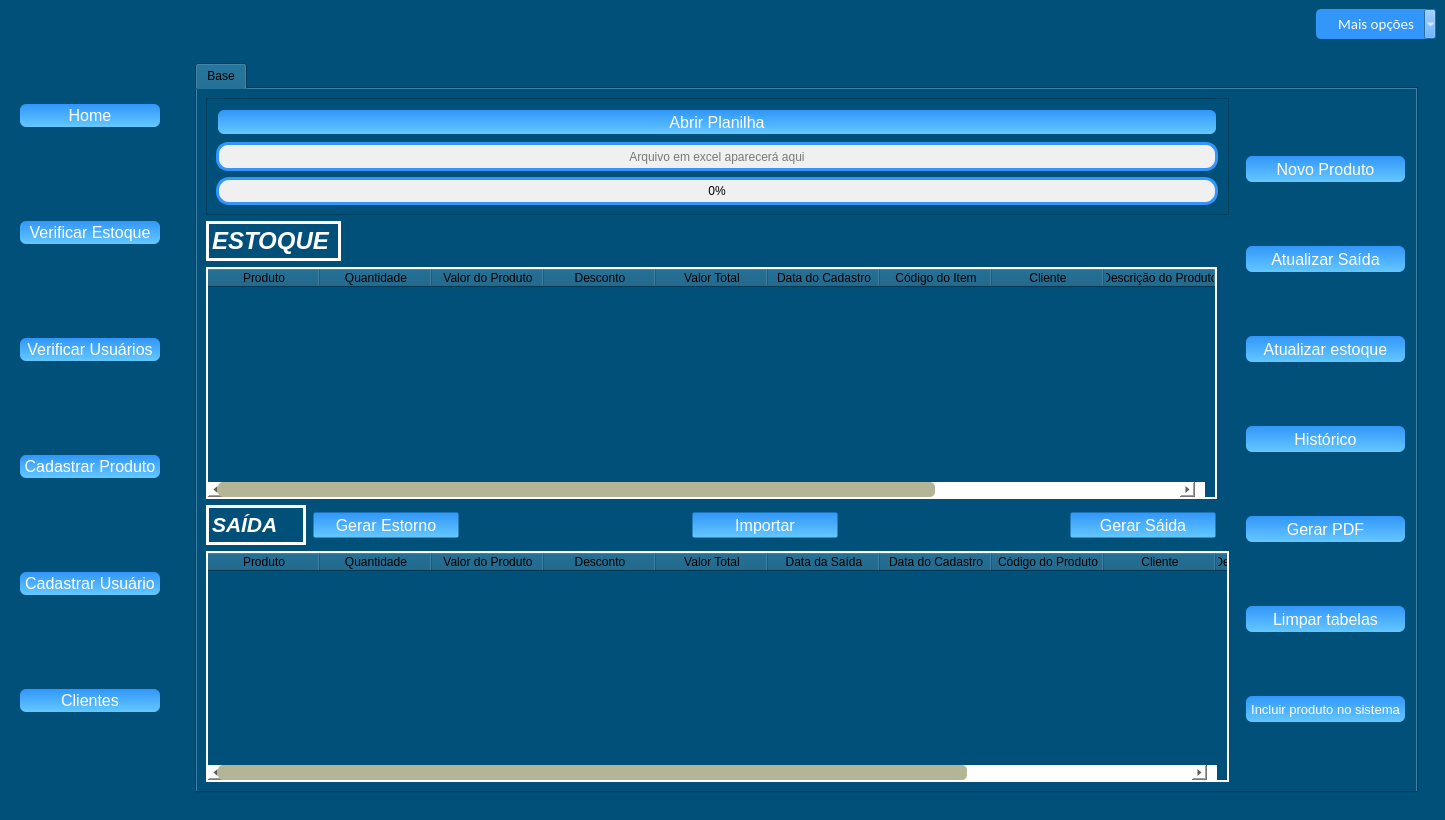
First picture: the form in novamaine.ui, repository KevenLucas025/ProjetoERP, before the edit.
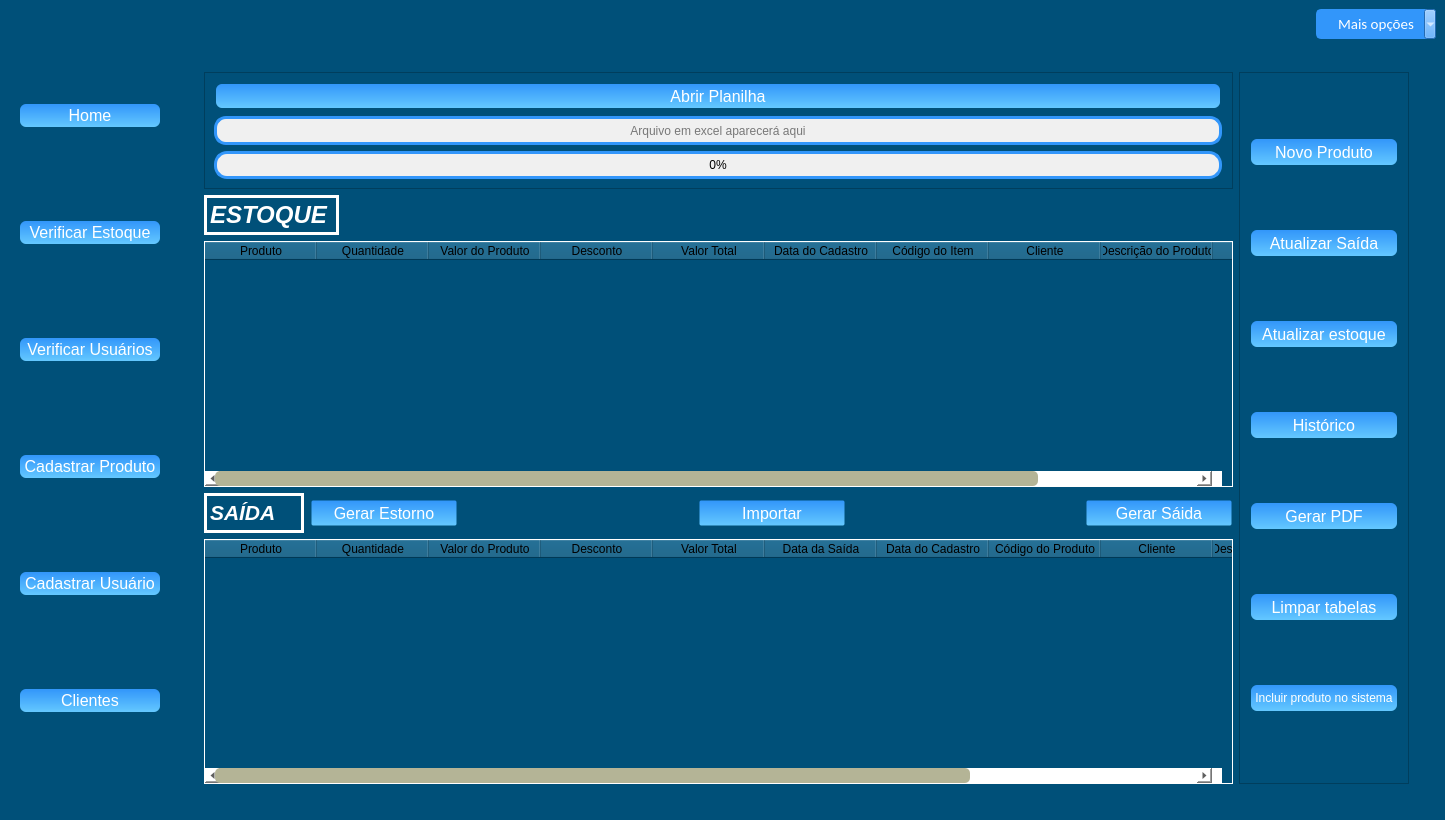
Second picture: the form after the edit. The open tabs and pages were chosen to show the change. Icons and pictures are not drawn.

The edit to the form file:
```diff
--- a/novamaine.ui
+++ b/novamaine.ui
@@ -377,6 +377,9 @@
       <property name="styleSheet">
        <string notr="true"/>
       </property>
+      <property name="frameShadow">
+       <enum>QFrame::Plain</enum>
+      </property>
       <widget class="QWidget" name="home_pag">
        <property name="sizePolicy">
         <sizepolicy hsizetype="Expanding" vsizetype="Expanding">
@@ -529,7 +532,17 @@
               </size>
              </property>
              <property name="styleSheet">
-              <string notr="true"/>
+              <string notr="true">QTabWidget::pane {
+    border: none;
+}
+
+
+QTabBar::tab {
+    width: 0;
+    height: 0;
+    border: none;
+}
+</string>
              </property>
              <property name="currentIndex">
               <number>0</number>
@@ -556,173 +569,29 @@
               <attribute name="title">
                <string>Base</string>
               </attribute>
-              <layout class="QGridLayout" name="gridLayout_7">
-               <item row="4" column="0" colspan="8">
-                <widget class="QTableWidget" name="table_saida">
-                 <property name="styleSheet">
-                  <string notr="true">/* Estiliza apenas o QTableView com objectName &quot;table_ativos&quot; */
-QTableView {
-    gridline-color: black;
-    border: 2px solid white;
-    color: black;
-    selection-color: white;
-}
-
-/* Estiliza a barra de rolagem horizontal */
-QTableView QScrollBar:horizontal {
-    border: none;
-    background-color: rgb(255, 255, 255);
-    height: 15px;
-    margin: 0px 10px 0px 10px;
-}
-
-/* Estiliza a barra de rolagem vertical */
-QTableView QScrollBar:vertical {
-    border: none;
-    background-color: rgb(255, 255, 255); /* branco */
-    width: 35px;
-    margin: 0px 10px 0px 10px;
-}
-
-/* Parte que você arrasta */
-QTableView QScrollBar::handle:vertical {
-    background-color: rgb(180, 180,150);  /* cinza */
-    min-height: 30px;
-	border-radius: 5px;
-}
-
-QTableView QScrollBar::handle:horizontal{
-	background-color: rgb(180,180,150);
-	min-height: 30px;
-	border-radius: 5px;
-}
-
-/* Remove os botões */
-QTableView QScrollBar::add-line:vertical,
-QTableView QScrollBar::sub-line:vertical {
-    height: 0px;
-    width: 0px;
-    border: none;
-    background: none;
-}
-
-QTableView QScrollBar::groove:horizontal{
-	background-color: rgb(100,240,240);
-	border-radius: 2px;
-	height: 15px;
-	margin: 0px 10px 0px 10px;
-}
-
-/* Estilo para item selecionado */
-QTableWidget::item:selected {
-    background-color: rgb(0, 120, 215);
-    color: white;
-}</string>
+              <layout class="QGridLayout" name="gridLayout_29">
+               <item row="0" column="6" rowspan="5">
+                <widget class="QFrame" name="frame_14">
+                 <property name="sizePolicy">
+                  <sizepolicy hsizetype="Expanding" vsizetype="Expanding">
+                   <horstretch>0</horstretch>
+                   <verstretch>0</verstretch>
+                  </sizepolicy>
+                 </property>
+                 <property name="maximumSize">
+                  <size>
+                   <width>170</width>
+                   <height>16777215</height>
+                  </size>
+                 </property>
+                 <property name="frameShape">
+                  <enum>QFrame::StyledPanel</enum>
                  </property>
                  <property name="frameShadow">
-                  <enum>QFrame::Sunken</enum>
+                  <enum>QFrame::Raised</enum>
                  </property>
-                 <property name="editTriggers">
-                  <set>QAbstractItemView::NoEditTriggers</set>
-                 </property>
-                 <property name="selectionMode">
-                  <enum>QAbstractItemView::ExtendedSelection</enum>
-                 </property>
-                 <property name="selectionBehavior">
-                  <enum>QAbstractItemView::SelectRows</enum>
-                 </property>
-                 <property name="cornerButtonEnabled">
-                  <bool>false</bool>
-                 </property>
-                 <attribute name="horizontalHeaderCascadingSectionResizes">
-                  <bool>false</bool>
-                 </attribute>
-                 <attribute name="horizontalHeaderDefaultSectionSize">
-                  <number>112</number>
-                 </attribute>
-                 <attribute name="verticalHeaderCascadingSectionResizes">
-                  <bool>false</bool>
-                 </attribute>
-                 <column>
-                  <property name="text">
-                   <string>Produto</string>
-                  </property>
-                 </column>
-                 <column>
-                  <property name="text">
-                   <string>Quantidade</string>
-                  </property>
-                 </column>
-                 <column>
-                  <property name="text">
-                   <string>Valor do Produto</string>
-                  </property>
-                 </column>
-                 <column>
-                  <property name="text">
-                   <string>Desconto</string>
-                  </property>
-                 </column>
-                 <column>
-                  <property name="text">
-                   <string>Valor Total</string>
-                  </property>
-                 </column>
-                 <column>
-                  <property name="text">
-                   <string>Data da Saída</string>
-                  </property>
-                 </column>
-                 <column>
-                  <property name="text">
-                   <string>Data do Cadastro</string>
-                  </property>
-                 </column>
-                 <column>
-                  <property name="text">
-                   <string>Código do Produto</string>
-                  </property>
-                 </column>
-                 <column>
-                  <property name="text">
-                   <string>Cliente</string>
-                  </property>
-                 </column>
-                 <column>
-                  <property name="text">
-                   <string>Descrição do Produto</string>
-                  </property>
-                 </column>
-                 <column>
-                  <property name="text">
-                   <string>Usuário</string>
-                  </property>
-                 </column>
-                 <column>
-                  <property name="text">
-                   <string>Status da Saída</string>
-                  </property>
-                 </column>
-                </widget>
-               </item>
-               <item row="0" column="8" rowspan="5">
-                <layout class="QVBoxLayout" name="verticalLayout_2">
-                 <property name="spacing">
-                  <number>6</number>
-                 </property>
-                 <property name="leftMargin">
-                  <number>9</number>
-                 </property>
-                 <property name="topMargin">
-                  <number>2</number>
-                 </property>
-                 <property name="rightMargin">
-                  <number>0</number>
-                 </property>
-                 <property name="bottomMargin">
-                  <number>0</number>
-                 </property>
-                 <item>
+                 <layout class="QGridLayout" name="gridLayout_17">
+                  <item row="0" column="0">
                   <widget class="QPushButton" name="btn_novo_produto">
                    <property name="sizePolicy">
                     <sizepolicy hsizetype="Expanding" vsizetype="Expanding">
@@ -758,7 +627,7 @@
                    </property>
                   </widget>
                  </item>
-                 <item>
+                  <item row="1" column="0">
                   <widget class="QPushButton" name="btn_atualizar_saida">
                    <property name="sizePolicy">
                     <sizepolicy hsizetype="Expanding" vsizetype="Expanding">
@@ -794,7 +663,7 @@
                    </property>
                   </widget>
                  </item>
-                 <item>
+                  <item row="2" column="0">
                   <widget class="QPushButton" name="btn_atualizar_estoque">
                    <property name="sizePolicy">
                     <sizepolicy hsizetype="Expanding" vsizetype="Expanding">
@@ -830,7 +699,7 @@
                    </property>
                   </widget>
                  </item>
-                 <item>
+                  <item row="3" column="0">
                   <widget class="QPushButton" name="btn_historico">
                    <property name="sizePolicy">
                     <sizepolicy hsizetype="Expanding" vsizetype="Expanding">
@@ -866,7 +735,7 @@
                    </property>
                   </widget>
                  </item>
-                 <item>
+                  <item row="4" column="0">
                   <widget class="QPushButton" name="btn_gerar_pdf">
                    <property name="sizePolicy">
                     <sizepolicy hsizetype="Expanding" vsizetype="Expanding">
@@ -902,7 +771,7 @@
                    </property>
                   </widget>
                  </item>
-                 <item>
+                  <item row="5" column="0">
                   <widget class="QPushButton" name="btn_limpar_tabelas">
                    <property name="sizePolicy">
                     <sizepolicy hsizetype="Expanding" vsizetype="Expanding">
@@ -938,7 +807,7 @@
                    </property>
                   </widget>
                  </item>
-                 <item>
+                  <item row="6" column="0">
                   <widget class="QPushButton" name="btn_incluir_produto_sistema">
                    <property name="sizePolicy">
                     <sizepolicy hsizetype="Expanding" vsizetype="Expanding">
@@ -959,7 +828,7 @@
                     <string notr="true">QPushButton {
     color: rgb(255, 255, 255);
     border-radius: 8px;
-    font-size: 13px;
+    font-size: 12px;
     background: qlineargradient(x1:0, y1:0, x2:0, y2:1, stop:0 rgb(50, 150, 250), stop:1 rgb(100, 200, 255)); /* Gradiente de azul claro para azul mais claro */
     border: 4px solid transparent;
 }
@@ -975,8 +844,9 @@
                   </widget>
                  </item>
                 </layout>
+                </widget>
                </item>
-               <item row="1" column="0" colspan="6">
+               <item row="1" column="0" colspan="2">
                 <widget class="QLabel" name="label_estoque">
                  <property name="sizePolicy">
                   <sizepolicy hsizetype="Expanding" vsizetype="Expanding">
@@ -1011,7 +881,7 @@
                 <widget class="QTableWidget" name="table_base">
                  <property name="minimumSize">
                   <size>
-                   <width>0</width>
+                   <width>1020</width>
                    <height>0</height>
                   </size>
                  </property>
@@ -1025,7 +895,7 @@
                   <string notr="true">/* Estiliza apenas o QTableView com objectName &quot;table_ativos&quot; */
 QTableView {
     gridline-color: black;
-    border: 2px solid white;
+	border: 1px solid white;
     color: black;
     selection-color: white;
 }
@@ -1081,6 +951,9 @@
     color: white;
 }</string>
                  </property>
+                 <property name="frameShape">
+                  <enum>QFrame::NoFrame</enum>
+                 </property>
                  <property name="editTriggers">
                   <set>QAbstractItemView::NoEditTriggers</set>
                  </property>
@@ -1124,7 +997,7 @@
                   <bool>false</bool>
                  </attribute>
                  <attribute name="verticalHeaderVisible">
-                  <bool>false</bool>
+                  <bool>true</bool>
                  </attribute>
                  <attribute name="verticalHeaderCascadingSectionResizes">
                   <bool>false</bool>
@@ -1216,6 +1089,42 @@
                  </property>
                 </widget>
                </item>
+               <item row="3" column="1">
+                <widget class="QPushButton" name="btn_gerar_estorno">
+                 <property name="sizePolicy">
+                  <sizepolicy hsizetype="Expanding" vsizetype="Expanding">
+                   <horstretch>0</horstretch>
+                   <verstretch>0</verstretch>
+                  </sizepolicy>
+                 </property>
+                 <property name="maximumSize">
+                  <size>
+                   <width>148</width>
+                   <height>28</height>
+                  </size>
+                 </property>
+                 <property name="cursor">
+                  <cursorShape>PointingHandCursor</cursorShape>
+                 </property>
+                 <property name="styleSheet">
+                  <string notr="true">QPushButton {
+    color: rgb(255, 255, 255);
+    border-radius: 3px;
+    font-size: 16px;
+    background: qlineargradient(x1:0, y1:0, x2:0, y2:1, stop:0 rgb(50, 150, 250), stop:1 rgb(100, 200, 255)); /* Gradiente de azul claro para azul mais claro */
+    border: 3px solid transparent;
+}
+
+QPushButton:hover {
+    background: qlineargradient(x1:0, y1:0, x2:0, y2:1, stop:0 rgb(100, 180, 255), stop:1 rgb(150, 220, 255)); /* Gradiente de azul mais claro para azul ainda mais claro */
+    color: black;
+}</string>
+                 </property>
+                 <property name="text">
+                  <string>Gerar Estorno</string>
+                 </property>
+                </widget>
+               </item>
                <item row="3" column="2">
                 <spacer name="horizontalSpacer">
                  <property name="orientation">
@@ -1229,19 +1138,6 @@
                  </property>
                 </spacer>
                </item>
-               <item row="3" column="4">
-                <spacer name="horizontalSpacer_2">
-                 <property name="orientation">
-                  <enum>Qt::Horizontal</enum>
-                 </property>
-                 <property name="sizeHint" stdset="0">
-                  <size>
-                   <width>40</width>
-                   <height>20</height>
-                  </size>
-                 </property>
-                </spacer>
-               </item>
                <item row="3" column="3">
                 <widget class="QPushButton" name="btn_importar">
                  <property name="sizePolicy">
@@ -1278,6 +1174,19 @@
                  </property>
                 </widget>
                </item>
+               <item row="3" column="4">
+                <spacer name="horizontalSpacer_2">
+                 <property name="orientation">
+                  <enum>Qt::Horizontal</enum>
+                 </property>
+                 <property name="sizeHint" stdset="0">
+                  <size>
+                   <width>40</width>
+                   <height>20</height>
+                  </size>
+                 </property>
+                </spacer>
+               </item>
                <item row="3" column="5">
                 <widget class="QPushButton" name="btn_gerar_saida">
                  <property name="sizePolicy">
@@ -1314,43 +1223,164 @@
                  </property>
                 </widget>
                </item>
-               <item row="3" column="1">
-                <widget class="QPushButton" name="btn_gerar_estorno">
-                 <property name="sizePolicy">
-                  <sizepolicy hsizetype="Expanding" vsizetype="Expanding">
-                   <horstretch>0</horstretch>
-                   <verstretch>0</verstretch>
-                  </sizepolicy>
-                 </property>
-                 <property name="maximumSize">
+               <item row="4" column="0" colspan="6">
+                <widget class="QTableWidget" name="table_saida">
+                 <property name="minimumSize">
                   <size>
-                   <width>148</width>
-                   <height>28</height>
+                   <width>1020</width>
+                   <height>0</height>
                   </size>
                  </property>
                  <property name="cursor">
                   <cursorShape>PointingHandCursor</cursorShape>
                  </property>
                  <property name="styleSheet">
-                  <string notr="true">QPushButton {
-    color: rgb(255, 255, 255);
-    border-radius: 3px;
-    font-size: 16px;
-    background: qlineargradient(x1:0, y1:0, x2:0, y2:1, stop:0 rgb(50, 150, 250), stop:1 rgb(100, 200, 255)); /* Gradiente de azul claro para azul mais claro */
-    border: 3px solid transparent;
-}
-
-QPushButton:hover {
-    background: qlineargradient(x1:0, y1:0, x2:0, y2:1, stop:0 rgb(100, 180, 255), stop:1 rgb(150, 220, 255)); /* Gradiente de azul mais claro para azul ainda mais claro */
+                  <string notr="true">/* Estiliza apenas o QTableView com objectName &quot;table_ativos&quot; */
+QTableView {
+    gridline-color: black;
+	border: 1px solid white;
     color: black;
+    selection-color: white;
+}
+
+/* Estiliza a barra de rolagem horizontal */
+QTableView QScrollBar:horizontal {
+    border: none;
+    background-color: rgb(255, 255, 255);
+    height: 15px;
+    margin: 0px 10px 0px 10px;
+}
+
+/* Estiliza a barra de rolagem vertical */
+QTableView QScrollBar:vertical {
+    border: none;
+    background-color: rgb(255, 255, 256); /* branco */
+    width: 35px;
+    margin: 0px 10px 0px 10px;
+}
+
+/* Parte que você arrasta */
+QTableView QScrollBar::handle:vertical {
+    background-color: rgb(180, 180,150);  /* cinza */
+    min-height: 30px;
+	border-radius: 5px;
+}
+
+QTableView QScrollBar::handle:horizontal{
+	background-color: rgb(180,180,150);
+	min-height: 30px;
+	border-radius: 5px;
+}
+
+/* Remove os botões */
+QTableView QScrollBar::add-line:vertical,
+QTableView QScrollBar::sub-line:vertical {
+    height: 0px;
+    width: 0px;
+    border: none;
+    background: none;
+}
+
+QTableView QScrollBar::groove:horizontal{
+	background-color: rgb(100,240,240);
+	border-radius: 2px;
+	height: 15px;
+	margin: 0px 10px 0px 10px;
+}
+
+/* Estilo para item selecionado */
+QTableWidget::item:selected {
+    background-color: rgb(0, 120, 215);
+    color: white;
 }</string>
                  </property>
+                 <property name="frameShadow">
+                  <enum>QFrame::Sunken</enum>
+                 </property>
+                 <property name="editTriggers">
+                  <set>QAbstractItemView::NoEditTriggers</set>
+                 </property>
+                 <property name="selectionMode">
+                  <enum>QAbstractItemView::ExtendedSelection</enum>
+                 </property>
+                 <property name="selectionBehavior">
+                  <enum>QAbstractItemView::SelectRows</enum>
+                 </property>
+                 <property name="cornerButtonEnabled">
+                  <bool>false</bool>
+                 </property>
+                 <attribute name="horizontalHeaderCascadingSectionResizes">
+                  <bool>false</bool>
+                 </attribute>
+                 <attribute name="horizontalHeaderDefaultSectionSize">
+                  <number>112</number>
+                 </attribute>
+                 <attribute name="verticalHeaderCascadingSectionResizes">
+                  <bool>false</bool>
+                 </attribute>
+                 <column>
                  <property name="text">
-                  <string>Gerar Estorno</string>
-                 </property>
+                   <string>Produto</string>
+                  </property>
+                 </column>
+                 <column>
+                  <property name="text">
+                   <string>Quantidade</string>
+                  </property>
+                 </column>
+                 <column>
+                  <property name="text">
+                   <string>Valor do Produto</string>
+                  </property>
+                 </column>
+                 <column>
+                  <property name="text">
+                   <string>Desconto</string>
+                  </property>
+                 </column>
+                 <column>
+                  <property name="text">
+                   <string>Valor Total</string>
+                  </property>
+                 </column>
+                 <column>
+                  <property name="text">
+                   <string>Data da Saída</string>
+                  </property>
+                 </column>
+                 <column>
+                  <property name="text">
+                   <string>Data do Cadastro</string>
+                  </property>
+                 </column>
+                 <column>
+                  <property name="text">
+                   <string>Código do Produto</string>
+                  </property>
+                 </column>
+                 <column>
+                  <property name="text">
+                   <string>Cliente</string>
+                  </property>
+                 </column>
+                 <column>
+                  <property name="text">
+                   <string>Descrição do Produto</string>
+                  </property>
+                 </column>
+                 <column>
+                  <property name="text">
+                   <string>Usuário</string>
+                  </property>
+                 </column>
+                 <column>
+                  <property name="text">
+                   <string>Status da Saída</string>
+                  </property>
+                 </column>
                 </widget>
                </item>
-               <item row="0" column="0" colspan="8">
+               <item row="0" column="0" colspan="6">
                 <widget class="QFrame" name="frame_4">
                  <property name="sizePolicy">
                   <sizepolicy hsizetype="Expanding" vsizetype="Expanding">
```
Left out of the diff: 113 changed lines with no effect on the pictures. Lines whose indentation alone changed are shown as unchanged.
